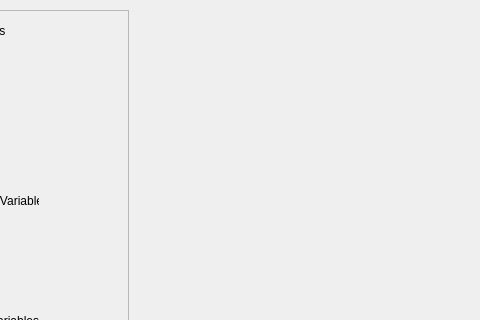
paulmthompson/WhiskerToolbox, file src/WhiskerToolbox/ML_Widget/ML_Widget.ui: the form before one commit; both pictures show x 152 to 632 and y 0 to 320 of the 632 by 686 pixel window.
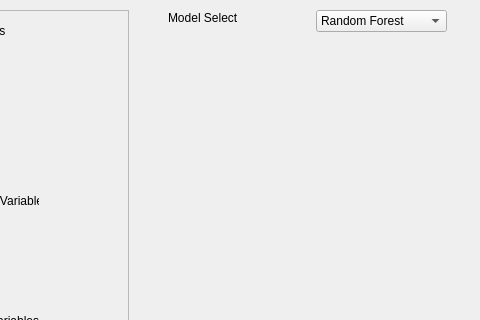
The form after the commit. Custom widgets are drawn as their Qt base class.

Commit message: can select model type to use for machine learning

```diff
--- a/src/WhiskerToolbox/ML_Widget/ML_Widget.ui
+++ b/src/WhiskerToolbox/ML_Widget/ML_Widget.ui
@@ -99,6 +99,44 @@
      </property>
     </widget>
    </widget>
+   <widget class="QStackedWidget" name="stackedWidget">
+    <property name="geometry">
+     <rect>
+      <x>300</x>
+      <y>40</y>
+      <width>311</width>
+      <height>211</height>
+     </rect>
+    </property>
+   </widget>
+   <widget class="QComboBox" name="model_select_combo">
+    <property name="geometry">
+     <rect>
+      <x>468</x>
+      <y>10</y>
+      <width>131</width>
+      <height>22</height>
+     </rect>
+    </property>
+    <item>
+     <property name="text">
+      <string>Random Forest</string>
+     </property>
+    </item>
+   </widget>
+   <widget class="QLabel" name="label_4">
+    <property name="geometry">
+     <rect>
+      <x>320</x>
+      <y>10</y>
+      <width>141</width>
+      <height>16</height>
+     </rect>
+    </property>
+    <property name="text">
+     <string>Model Select</string>
+    </property>
+   </widget>
   </widget>
   <widget class="QMenuBar" name="menubar">
    <property name="geometry">
```
The commit also changes 8 other files.
